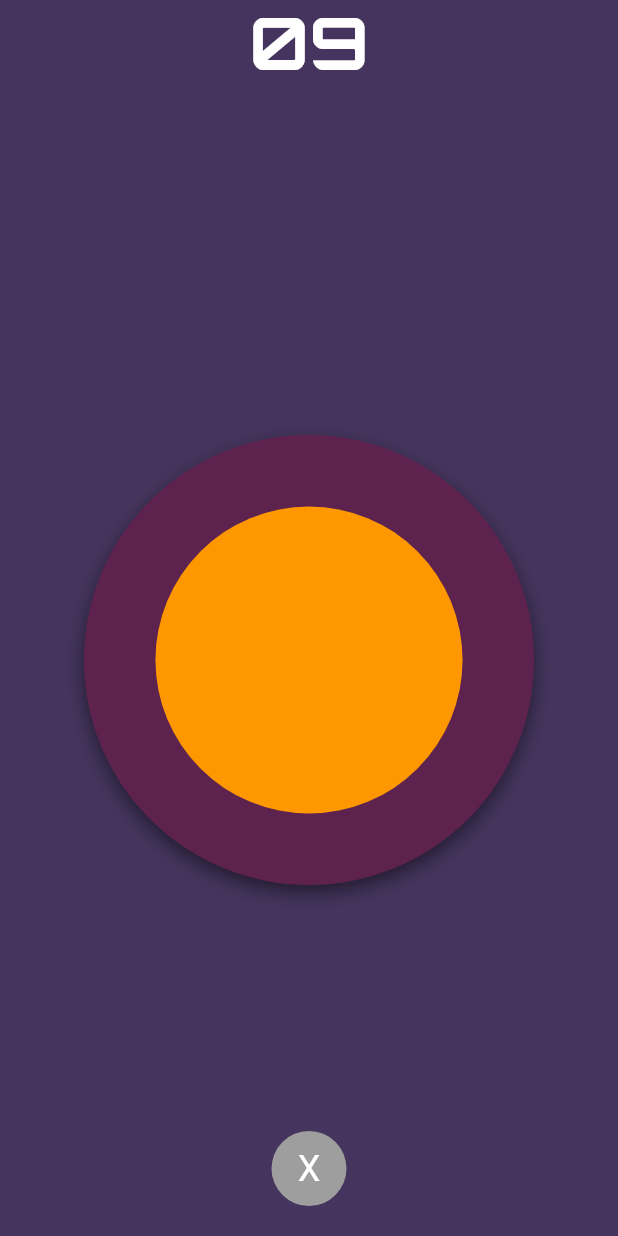
After one commit to devindonadoni/safetouch, a Flutter app: the SosPressed screen opened directly, on a phone screen of 412 x 824 dp. The commit adds this screen. Run offline on Flutter 3.47's test engine with Material 3 defaults, Android fonts, the phone set to English and light mode, and no system bars; our stand-ins replace flutter_svg, google_fonts; Roboto replaces fonts that are missing (inter).

```diff
--- a/lib/constant.dart
+++ b/lib/constant.dart
@@ -3,3 +3,5 @@ import 'package:flutter/material.dart';
 
 var PrimaryColor = Color.fromRGBO(104, 5, 5 ,50);//HexColor("#680505");
 var BackGroundColor = Colors.white;//HexColor("#F0F0F0");
+var SosColor = Color.fromRGBO(69, 53, 94, 25);
+var SosButtonColor = Color.fromRGBO(93, 35, 78, 25);
--- a/lib/microfono.dart
+++ b/lib/microfono.dart
@@ -18,8 +18,8 @@ State<Microfono> createState() => MicrofonoState();
 
 class MicrofonoState extends State<Microfono> {
 
-  final GlobalKey<ScaffoldState> _scaffoldKey = GlobalKey<ScaffoldState>();
-  @override
+  @override  final GlobalKey<ScaffoldState> _scaffoldKey = GlobalKey<ScaffoldState>();
+
   Widget build(BuildContext context) {
     return MaterialApp(
       home: Scaffold(
--- /dev/null
+++ b/lib/sos_pressed.dart
@@ -0,0 +1,166 @@
+import 'dart:async';
+import 'package:flutter/material.dart';
+import 'package:google_fonts/google_fonts.dart';
+import 'package:my_app/constant.dart';
+import 'package:my_app/home_page.dart';
+import 'help_screen.dart';
+import 'microfono.dart';
+
+class SosPressed extends StatefulWidget {
+  @override
+  _SosPressedScreenState createState() => _SosPressedScreenState();
+}
+
+class _SosPressedScreenState extends State<SosPressed> with SingleTickerProviderStateMixin {
+  Timer? _timer;
+  int _start = 10; // Timer countdown value
+  double _circleSize = 200; // Dimensione iniziale del cerchio pulsante
+  late AnimationController _controller;
+
+  @override
+  void initState() {
+    super.initState();
+    // Inizia il timer non appena viene visualizzata l'activity
+    startTimer();
+
+    // Inizializza l'AnimationController
+    _controller = AnimationController(
+      vsync: this,
+      duration: Duration(milliseconds: 1000), // Durata di un ciclo di pulsazione
+    )..repeat(reverse: true); // Ripete l'animazione
+
+    // Aggiungi listener per aggiornare la dimensione del cerchio
+    _controller.addListener(() {
+      setState(() {
+        _circleSize = 200 + 10 * _controller.value; // Pulsazione
+      });
+    });
+  }
+
+  // Funzione per avviare il timer
+  void startTimer() {
+    _timer = Timer.periodic(Duration(seconds: 1), (timer) {
+      if (_start > 0) {
+        setState(() {
+          _start--; // Riduci il timer di 1 ogni secondo
+        });
+      } else {
+        timer.cancel();
+        // Naviga alla nuova schermata quando il timer raggiunge 0
+        Navigator.push(
+          context,
+          MaterialPageRoute(builder: (context) => HomePage()),
+        );
+      }
+    });
+  }
+
+  void stopTimer() {
+    setState(() {
+      _timer?.cancel(); // Cancella il timer
+    });
+    Navigator.push(
+        context, MaterialPageRoute(builder: (context) => HomePage()));
+  }
+
+  @override
+  void dispose() {
+    _timer?.cancel(); // Annulla il timer se l'activity viene chiusa
+    _controller.dispose(); // Annulla l'AnimationController
+    super.dispose();
+  }
+
+  @override
+  Widget build(BuildContext context) {
+    return Scaffold(
+      appBar: AppBar(
+        title: Container(
+          child: Text(
+            '${_start.toString().padLeft(2, '0')}', // Formatta il timer con zero a sinistra
+            style: GoogleFonts.orbitron(
+              textStyle: TextStyle(
+                fontSize: 48, // Grande per un effetto tabellone
+                fontWeight: FontWeight.bold,
+                color: BackGroundColor,
+              ),
+            ),
+          ),
+        ),
+        centerTitle: true,
+        backgroundColor: SosColor,
+        elevation: 0,
+        automaticallyImplyLeading: false,
+      ),
+      body: Stack(
+        children: [
+          Container(
+            color: SosColor, // Sfondo principale
+          ),
+          // Pulsante grande al centro
+          Center(
+            child: Container(
+              decoration: BoxDecoration(
+                color: SosColor,
+              ),
+              child: Center(
+                child: Container(
+                  decoration: BoxDecoration(
+                    color: SosButtonColor, // Colore del pulsante
+                    shape: BoxShape.circle, // Fa il container circolare
+                    boxShadow: [
+                      BoxShadow(
+                        color: Colors.black.withOpacity(0.5),
+                        blurRadius: 10,
+                        offset: Offset(0, 5),
+                      ),
+                    ],
+                  ),
+                  width: 300, // Larghezza del cerchio
+                  height: 300,
+                  child: Center(
+                    child: AnimatedContainer(
+                      duration: Duration(milliseconds: 500), // Durata della pulsazione
+                      width: _circleSize, // Dimensione del cerchio pulsante
+                      height: _circleSize,
+                      decoration: BoxDecoration(
+                        color: Colors.orange, // Colore arancione
+                        shape: BoxShape.circle,
+                      ),
+                    ),
+                  ),
+                ),
+              ),
+            ),
+          ),
+          // Pulsante X circolare in basso
+          Positioned(
+            bottom: 20, // Posizionamento in basso
+            left: MediaQuery.of(context).size.width / 2 - 25, // Centrato orizzontalmente
+            child: GestureDetector(
+              onTap: () {
+                stopTimer(); // Annulla il timer quando viene premuto
+              },
+              child: Container(
+                decoration: BoxDecoration(
+                  color: Colors.grey, // Sfondo grigio
+                  shape: BoxShape.circle, // Forma circolare
+                ),
+                width: 50, // Larghezza del piccolo cerchio
+                height: 50, // Altezza del piccolo cerchio
+                child: Center(
+                  child: Text(
+                    "X",
+                    style: TextStyle(
+                      fontSize: 24,
+                      color: Colors.white, // Colore del testo
+                    ),
+                  ),
+                ),
+              ),
+            ),
+          ),
+        ],
+      ),
+    );
+  }
+}
```
Also changed, not shown: lib/help_screen.dart (added, +17 -0 lines), lib/home_page.dart (+9 -4 lines), pubspec.yaml (+9 -0 lines), pubspec.lock, 7 other files.
